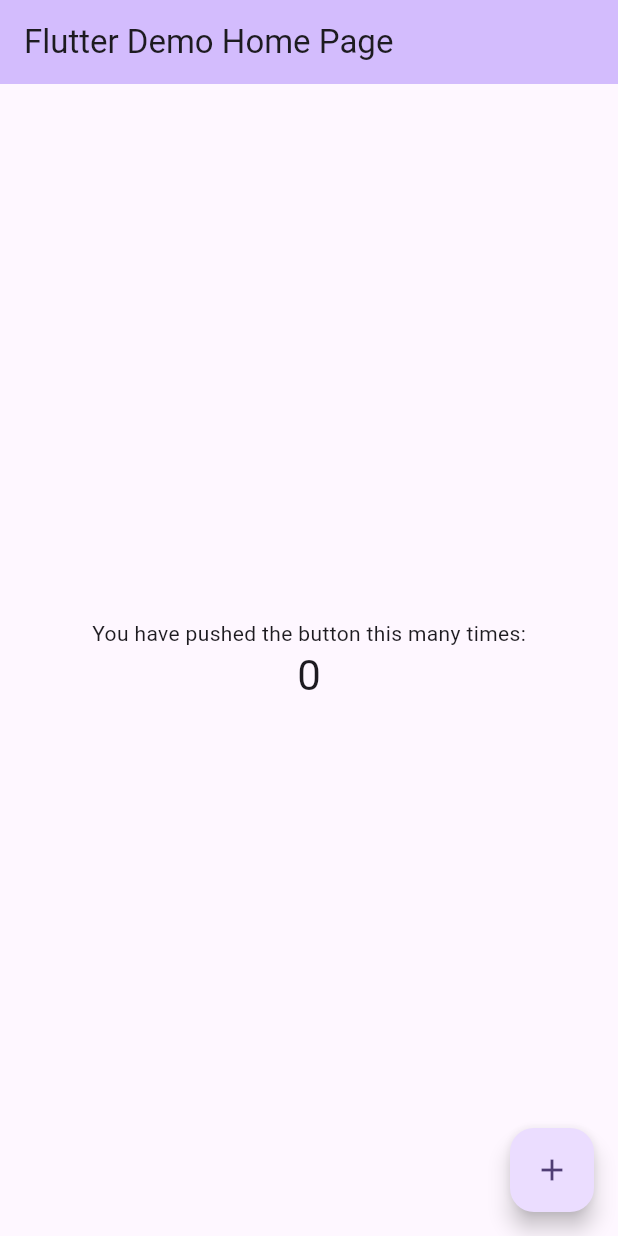
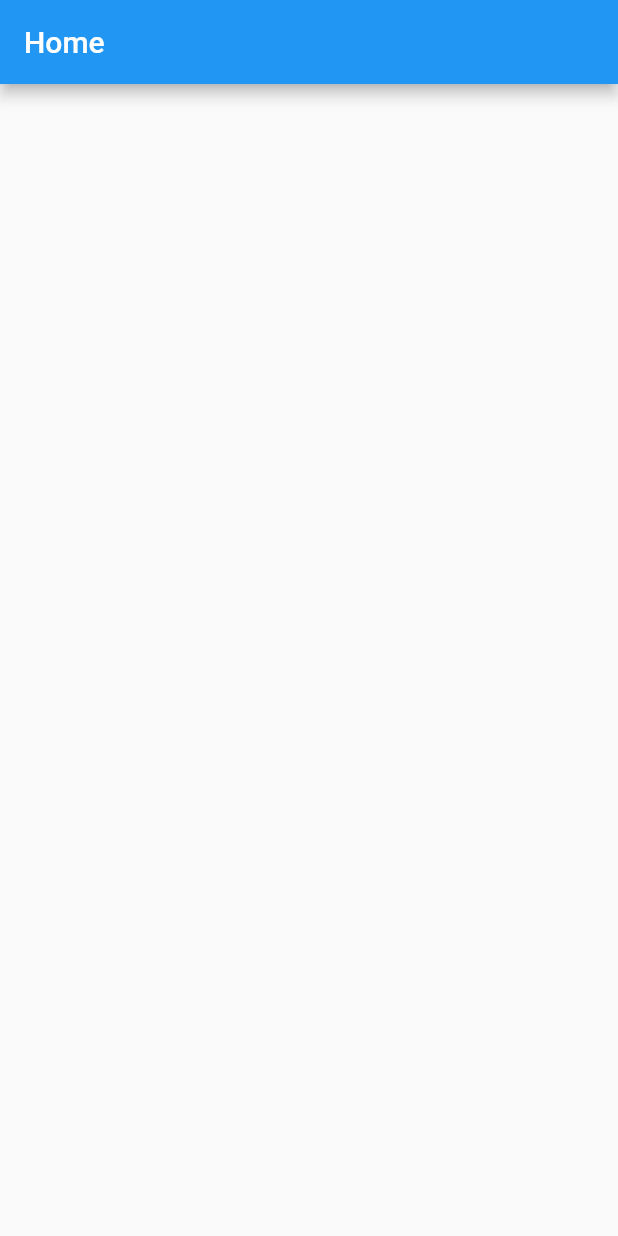
Before and after one commit to AslamJiffry/PersonalExpenseTracker, a Flutter app: the screen it shows after launch, on a phone screen of 412 x 824 dp. Run offline on Flutter 3.47's test engine with Material 2 defaults, Android fonts, the phone set to English and light mode, and no system bars.

Commit message:
Home Screen Added

```diff
--- a/lib/main.dart
+++ b/lib/main.dart
@@ -1,125 +1,22 @@
 import 'package:flutter/material.dart';
+//screens
+import './screens/home_screen.dart';
 
 void main() {
-  runApp(const MyApp());
+  runApp(const PersonalExpenceTracker());
 }
 
-class MyApp extends StatelessWidget {
-  const MyApp({super.key});
+class PersonalExpenceTracker extends StatelessWidget {
+  const PersonalExpenceTracker({super.key});
 
-  // This widget is the root of your application.
   @override
   Widget build(BuildContext context) {
     return MaterialApp(
-      title: 'Flutter Demo',
-      theme: ThemeData(
-        // This is the theme of your application.
-        //
-        // TRY THIS: Try running your application with "flutter run". You'll see
-        // the application has a blue toolbar. Then, without quitting the app,
-        // try changing the seedColor in the colorScheme below to Colors.green
-        // and then invoke "hot reload" (save your changes or press the "hot
-        // reload" button in a Flutter-supported IDE, or press "r" if you used
-        // the command line to start the app).
-        //
-        // Notice that the counter didn't reset back to zero; the application
-        // state is not lost during the reload. To reset the state, use hot
-        // restart instead.
-        //
-        // This works for code too, not just values: Most code changes can be
-        // tested with just a hot reload.
-        colorScheme: ColorScheme.fromSeed(seedColor: Colors.deepPurple),
-        useMaterial3: true,
-      ),
-      home: const MyHomePage(title: 'Flutter Demo Home Page'),
+      debugShowCheckedModeBanner: false,
+      initialRoute: HomeScreen.name,
+      routes: {
+        HomeScreen.name: (_) => const HomeScreen(),
+      },
     );
   }
 }
-
-class MyHomePage extends StatefulWidget {
-  const MyHomePage({super.key, required this.title});
-
-  // This widget is the home page of your application. It is stateful, meaning
-  // that it has a State object (defined below) that contains fields that affect
-  // how it looks.
-
-  // This class is the configuration for the state. It holds the values (in this
-  // case the title) provided by the parent (in this case the App widget) and
-  // used by the build method of the State. Fields in a Widget subclass are
-  // always marked "final".
-
-  final String title;
-
-  @override
-  State<MyHomePage> createState() => _MyHomePageState();
-}
-
-class _MyHomePageState extends State<MyHomePage> {
-  int _counter = 0;
-
-  void _incrementCounter() {
-    setState(() {
-      // This call to setState tells the Flutter framework that something has
-      // changed in this State, which causes it to rerun the build method below
-      // so that the display can reflect the updated values. If we changed
-      // _counter without calling setState(), then the build method would not be
-      // called again, and so nothing would appear to happen.
-      _counter++;
-    });
-  }
-
-  @override
-  Widget build(BuildContext context) {
-    // This method is rerun every time setState is called, for instance as done
-    // by the _incrementCounter method above.
-    //
-    // The Flutter framework has been optimized to make rerunning build methods
-    // fast, so that you can just rebuild anything that needs updating rather
-    // than having to individually change instances of widgets.
-    return Scaffold(
-      appBar: AppBar(
-        // TRY THIS: Try changing the color here to a specific color (to
-        // Colors.amber, perhaps?) and trigger a hot reload to see the AppBar
-        // change color while the other colors stay the same.
-        backgroundColor: Theme.of(context).colorScheme.inversePrimary,
-        // Here we take the value from the MyHomePage object that was created by
-        // the App.build method, and use it to set our appbar title.
-        title: Text(widget.title),
-      ),
-      body: Center(
-        // Center is a layout widget. It takes a single child and positions it
-        // in the middle of the parent.
-        child: Column(
-          // Column is also a layout widget. It takes a list of children and
-          // arranges them vertically. By default, it sizes itself to fit its
-          // children horizontally, and tries to be as tall as its parent.
-          //
-          // Column has various properties to control how it sizes itself and
-          // how it positions its children. Here we use mainAxisAlignment to
-          // center the children vertically; the main axis here is the vertical
-          // axis because Columns are vertical (the cross axis would be
-          // horizontal).
-          //
-          // TRY THIS: Invoke "debug painting" (choose the "Toggle Debug Paint"
-          // action in the IDE, or press "p" in the console), to see the
-          // wireframe for each widget.
-          mainAxisAlignment: MainAxisAlignment.center,
-          children: <Widget>[
-            const Text(
-              'You have pushed the button this many times:',
-            ),
-            Text(
-              '$_counter',
-              style: Theme.of(context).textTheme.headlineMedium,
-            ),
-          ],
-        ),
-      ),
-      floatingActionButton: FloatingActionButton(
-        onPressed: _incrementCounter,
-        tooltip: 'Increment',
-        child: const Icon(Icons.add),
-      ), // This trailing comma makes auto-formatting nicer for build methods.
-    );
-  }
-}
--- /dev/null
+++ b/lib/screens/home_screen.dart
@@ -0,0 +1,16 @@
+import 'package:flutter/material.dart';
+
+class HomeScreen extends StatelessWidget {
+  const HomeScreen({super.key});
+
+  //routes
+  static const name = '/home_screen';
+  @override
+  Widget build(BuildContext context) {
+    return Scaffold(
+      appBar: AppBar(
+        title: const Text('Home'),
+      ),
+    );
+  }
+}
```
